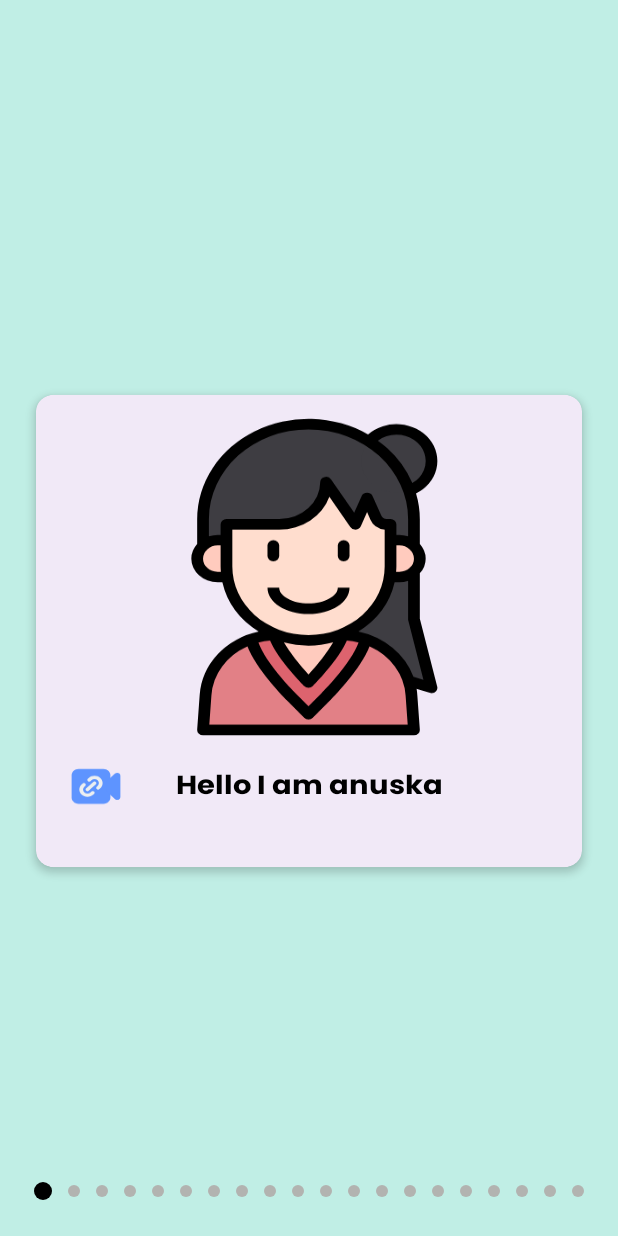
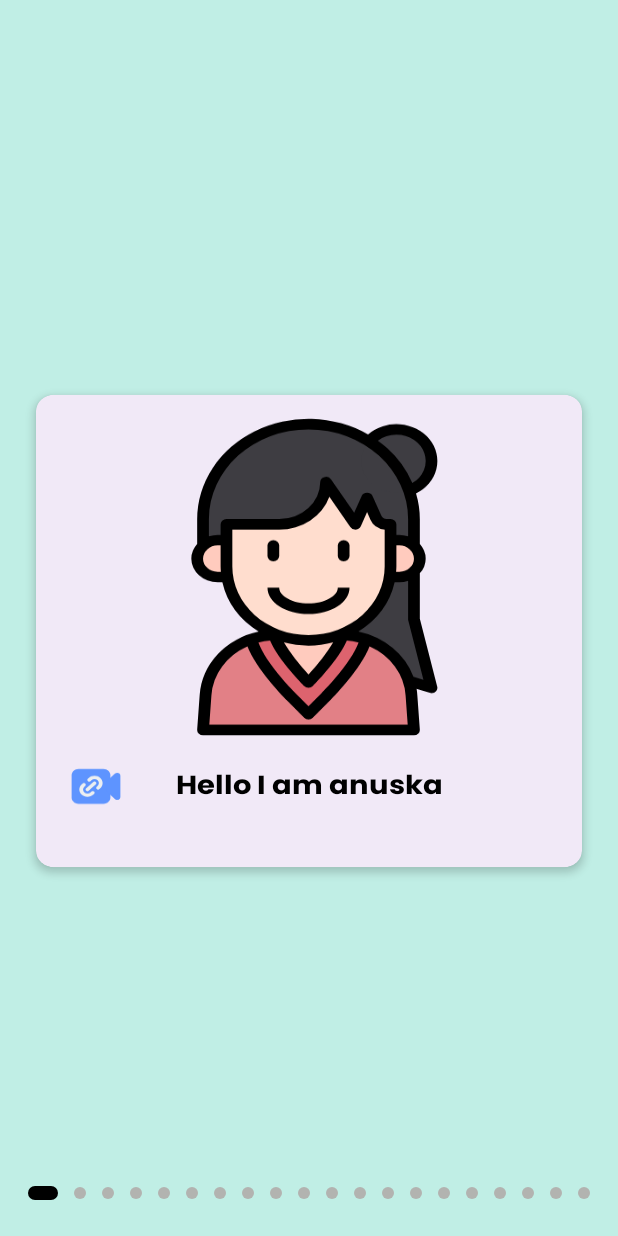
Before and after one commit to mrAyush1804/recyclerviewwithprogressbarandmotionlayout, an Android app: the MainActivity3 screen opened directly, with no data from a screen before it, on a phone screen of 412 x 824 dp. Run offline under Robolectric (Android 15) with nearby library versions, the phone set to English and light mode, and no system bars.

```diff
--- a/app/src/main/java/com/example/recyclerviewprectice/MainActivity3.kt
+++ b/app/src/main/java/com/example/recyclerviewprectice/MainActivity3.kt
@@ -8,6 +8,8 @@ import androidx.activity.enableEdgeToEdge
 import androidx.appcompat.app.AppCompatActivity
 import androidx.core.view.ViewCompat
 import androidx.core.view.WindowInsetsCompat
+import androidx.recyclerview.widget.ItemTouchHelper
+import androidx.recyclerview.widget.RecyclerView
 import androidx.viewpager2.widget.CompositePageTransformer
 import androidx.viewpager2.widget.MarginPageTransformer
 import androidx.viewpager2.widget.ViewPager2
@@ -18,7 +20,7 @@ class MainActivity3 : AppCompatActivity() {
     private lateinit var viewPager2: ViewPager2
     private lateinit var dotsLayout: LinearLayout
     private val dots = mutableListOf<ImageView>()
-    private var  data = ArrayList<viewpagerdata>()
+    private var data = ArrayList<viewpagerdata>()
 
 
     override fun onCreate(savedInstanceState: Bundle?) {
@@ -36,14 +38,12 @@ class MainActivity3 : AppCompatActivity() {
         pagesetr()
 
 
-
-
         val viewPagerAdpter = ViewPagerAdpter(data, this)
         viewPager2.adapter = viewPagerAdpter
         setupDotIndicator(data.size)
 
 
-       // viewPager2.setPageTransformer(compositePageTransformer)
+        // viewPager2.setPageTransformer(compositePageTransformer)
 
         viewPager2.registerOnPageChangeCallback(object : OnPageChangeCallback() {
 
@@ -69,8 +69,6 @@ class MainActivity3 : AppCompatActivity() {
 
 
     }
-
-
 
 
     private fun setupDotIndicator(totalPages: Int) {
@@ -111,8 +109,7 @@ class MainActivity3 : AppCompatActivity() {
         dotsLayout = findViewById(R.id.dotindicater)
     }
 
-    fun addData()
-    {
+    fun addData() {
         data.add(viewpagerdata(R.drawable.girl, "Hello I am anuska", R.drawable.group_video_call))
         data.add(viewpagerdata(R.drawable.doctor, "Hello I am Docter", R.drawable.incoming_call))
         data.add(viewpagerdata(R.drawable.male, "Hello I am ayush", R.drawable.group_video_call))
@@ -171,23 +168,26 @@ class MainActivity3 : AppCompatActivity() {
         data.add(viewpagerdata(R.drawable.male, "Hello I am anuska", R.drawable.group_video_call))
 
     }
-    private fun pagesetr()
-    {
 
-        val compositePageTransformer=CompositePageTransformer()
+    private fun pagesetr() {
+
+        val compositePageTransformer = CompositePageTransformer()
         compositePageTransformer.addTransformer(MarginPageTransformer(40))
         compositePageTransformer.addTransformer(object : ViewPager2.PageTransformer {
             override fun transformPage(page: View, position: Float) {
 
-                val r=1- abs(position)
-                page.scaleY=0.45f+r*0.45f
+                val r = 1 - abs(position)
+                page.scaleY = 0.45f + r * 0.45f
 
             }
-
-
 
 
         })
         viewPager2.setPageTransformer(compositePageTransformer)
     }
+
+    fun deleteswapable(i:Int)
+    {
+        data.removeAt(i)
+    }
 }
--- a/app/src/main/res/drawable/colour_dot_indicater.xml
+++ b/app/src/main/res/drawable/colour_dot_indicater.xml
@@ -1,10 +1,11 @@
 <?xml version="1.0" encoding="utf-8"?>
 <shape xmlns:android="http://schemas.android.com/apk/res/android"
-    android:shape="oval"
+    android:shape="rectangle"
     android:dither="true"
     android:useLevel="true">
     <solid android:color="@color/black"/>
-    <size android:height="12dp"
-        android:width="12dp"/>
+    <corners android:radius="50dp"/>
+    <size android:height="9dp"
+        android:width="20dp"/>
 
 </shape>
```
Also changed, not shown: app/src/main/java/com/example/recyclerviewprectice/MainActivity.kt (+88 -33 lines), app/src/main/java/com/example/recyclerviewprectice/testclass.kt (added, +32 -0 lines).
